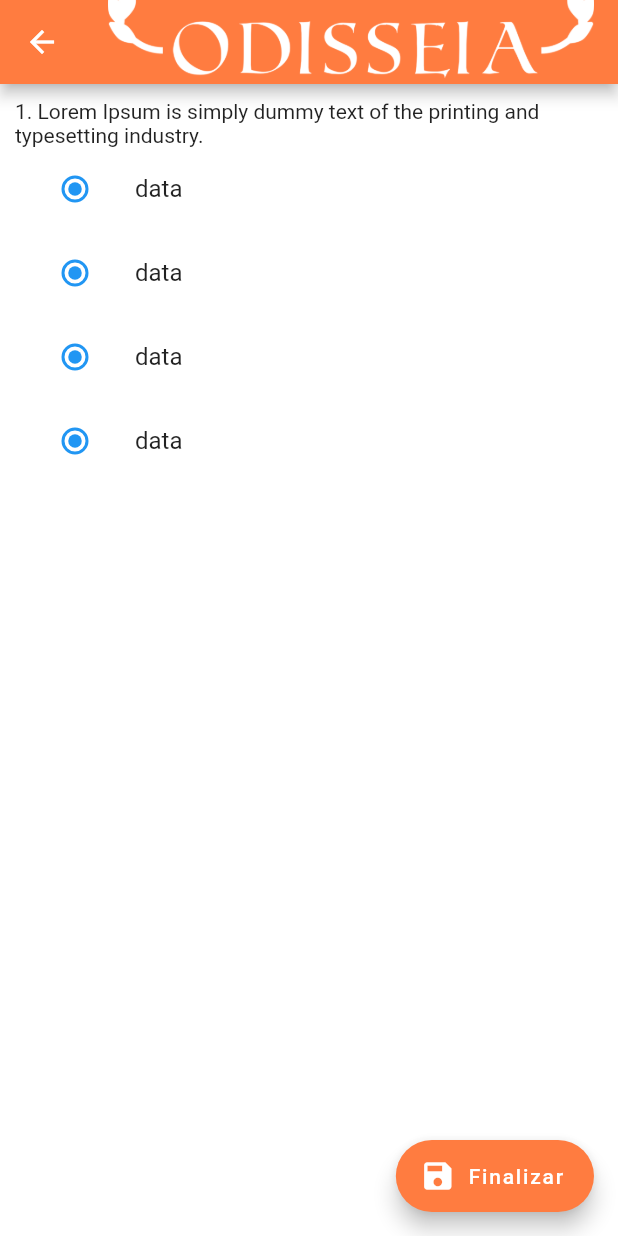
After one commit to RafaelMarotta/Odisseia-Mobile, a Flutter app: the Missao_Screen screen opened directly, on a phone screen of 412 x 824 dp. The commit adds this screen. Run offline on Flutter 3.47's test engine with Material 2 defaults, Android fonts, the phone set to English and light mode, and no system bars; our stand-ins replace percent_indicator.

Commit message:
tela missao_screen

```diff
--- a/odisseia/lib/main.dart
+++ b/odisseia/lib/main.dart
@@ -1,5 +1,6 @@
 import 'package:flutter/material.dart';
 import 'package:odisseia/screens/login_screen.dart';
+import 'package:odisseia/screens/missao_screen.dart';
 
 void main() => runApp(MaterialApp(
   debugShowCheckedModeBanner: false,
--- /dev/null
+++ b/odisseia/lib/screens/missao_screen.dart
@@ -0,0 +1,83 @@
+import 'package:flutter/material.dart';
+import 'package:odisseia/widgets/card_materia.dart';
+
+class Missao_Screen extends StatefulWidget {
+  @override
+  _Missao_ScreenState createState() => _Missao_ScreenState();
+}
+
+class _Missao_ScreenState extends State<Missao_Screen> {
+  @override
+  Widget build(BuildContext context) {
+    return Scaffold(
+      appBar: AppBar(
+        backgroundColor: Color.fromARGB(255, 255, 124, 64),
+        title: Image.asset("images/logo.png"),
+        centerTitle: true,
+      ),
+      body: Container(
+        color: Colors.white,
+        child: ListView(
+          children: <Widget>[questao()],
+        ),
+      ),
+      floatingActionButton: FloatingActionButton.extended(
+        onPressed: () {},
+        label: Text('Finalizar'),
+        icon: Icon(Icons.save),
+        backgroundColor: Color.fromARGB(255, 255, 124, 64),
+      ),
+    );
+  }
+}
+
+Widget questao() {
+  return Container(
+    padding: EdgeInsets.only(left: 10, right: 10, top: 10),
+    child: Column(
+      crossAxisAlignment: CrossAxisAlignment.center,
+      children: <Widget>[
+        // for (var i = 0; i < 3; i++) {
+        //   Text("sdgf"),
+        // },
+        Text(
+          "1. Lorem Ipsum is simply dummy text of the printing and typesetting industry.",
+          style: TextStyle(),
+        ),
+        ListTile(
+          title: Text("data"),
+          leading: Radio(
+            onChanged: (c){print(c);},
+            value: 0,
+            groupValue: 0,
+          ),
+        ),
+        ListTile(
+          title: Text("data"),
+          leading: Radio(
+            onChanged: (c){print(c);},
+            value: 0,
+            groupValue: 0,
+          ),
+        ),
+        ListTile(
+          title: Text("data"),
+          leading: Radio(
+            onChanged: (c){print(c);},
+            value: 0,
+            groupValue: 0,
+          ),
+        ),
+        ListTile(
+          title: Text("data"),
+          leading: Radio(
+            onChanged: (c){print(c);},
+            value: 0,
+            groupValue: 0,
+          ),
+        ),
+
+      ],
+    ),
+  );
+}
--- a/odisseia/pubspec.yaml
+++ b/odisseia/pubspec.yaml
@@ -14,7 +14,7 @@ description: A new Flutter project.
 version: 1.0.0+1
 
 environment:
-  sdk: ">=2.1.0 <3.0.0"
+  sdk: ">=2.2.0 <3.0.0"
 
 dependencies:
   flutter:
```
Also changed, not shown: odisseia/lib/screens/home_screen.dart (+8 -4 lines), odisseia/lib/widgets/card_missao.dart (+21 -15 lines), odisseia/lib/widgets/card_test_missao.dart (added, +34 -0 lines), odisseia/pubspec.lock.
